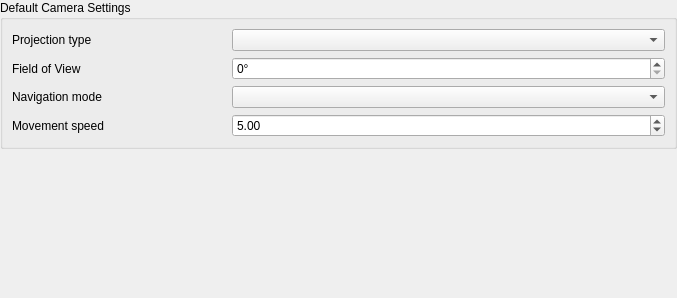
Qt form src/ui/3d/qgs3doptionsbase.ui (carsmie/QGIS) before a commit.
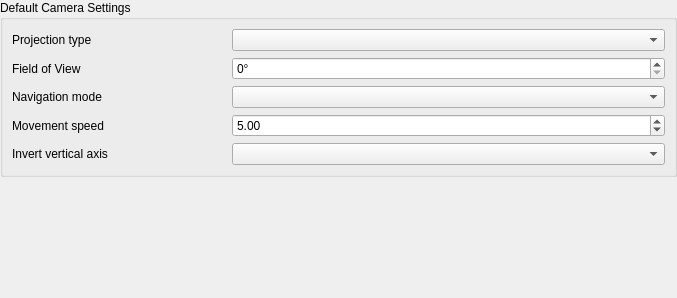
The same form after that commit. Custom widgets are drawn as their Qt base class.

Commit message: Add global 3d setting to control whether vertical mouse axis movements should be inverted

The edit to the form file:
```diff
--- a/src/ui/3d/qgs3doptionsbase.ui
+++ b/src/ui/3d/qgs3doptionsbase.ui
@@ -126,6 +126,16 @@
              </property>
             </widget>
            </item>
+           <item row="5" column="0">
+            <widget class="QLabel" name="labelCameraNavigationMode_2">
+             <property name="text">
+              <string>Invert vertical axis</string>
+             </property>
+            </widget>
+           </item>
+           <item row="5" column="1" colspan="2">
+            <widget class="QComboBox" name="mInvertVerticalAxisCombo"/>
+           </item>
           </layout>
          </widget>
         </item>
```
Left out of the diff: 32 changed lines with no effect on the pictures. The commit also changes 4 other files.
